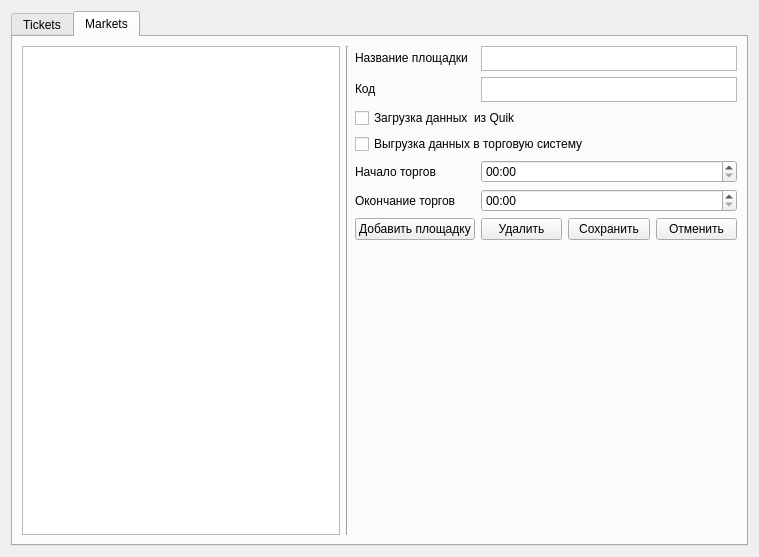
Old version of the form configwindow.ui in the repository albert-sergeev/FinLoader.
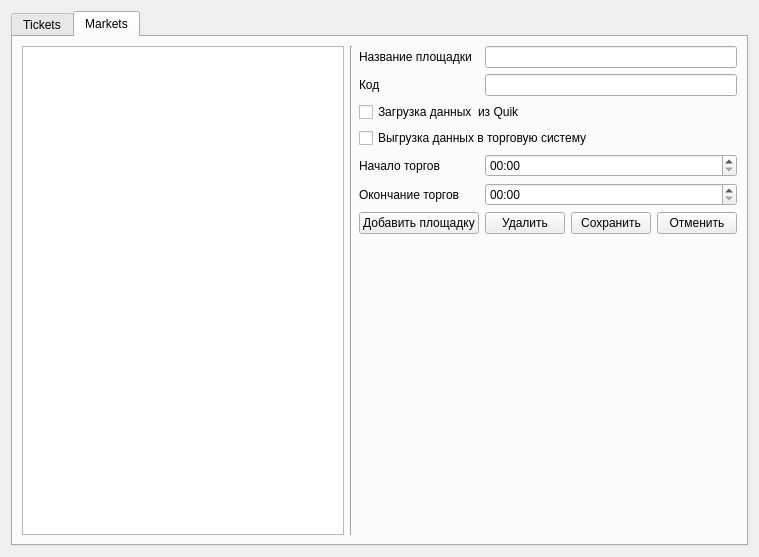
New version of the form.

Commit message: change configwindow QTextEdit to QLineEdit and same event tunes

The edit to the form file:
```diff
--- a/configwindow.ui
+++ b/configwindow.ui
@@ -79,37 +79,6 @@
              </property>
             </widget>
            </item>
-           <item row="0" column="1" colspan="3">
-            <widget class="QTextEdit" name="edName">
-             <property name="sizePolicy">
-              <sizepolicy hsizetype="Expanding" vsizetype="Fixed">
-               <horstretch>0</horstretch>
-               <verstretch>0</verstretch>
-              </sizepolicy>
-             </property>
-             <property name="maximumSize">
-              <size>
-               <width>16777215</width>
-               <height>25</height>
-              </size>
-             </property>
-             <property name="verticalScrollBarPolicy">
-              <enum>Qt::ScrollBarAlwaysOff</enum>
-             </property>
-             <property name="horizontalScrollBarPolicy">
-              <enum>Qt::ScrollBarAlwaysOff</enum>
-             </property>
-             <property name="tabChangesFocus">
-              <bool>true</bool>
-             </property>
-             <property name="documentTitle">
-              <string/>
-             </property>
-             <property name="placeholderText">
-              <string/>
-             </property>
-            </widget>
-           </item>
            <item row="1" column="0">
             <widget class="QLabel" name="label_6">
              <property name="sizePolicy">
@@ -123,31 +92,6 @@
              </property>
             </widget>
            </item>
-           <item row="1" column="1" colspan="3">
-            <widget class="QTextEdit" name="edSign">
-             <property name="sizePolicy">
-              <sizepolicy hsizetype="Expanding" vsizetype="Fixed">
-               <horstretch>0</horstretch>
-               <verstretch>0</verstretch>
-              </sizepolicy>
-             </property>
-             <property name="maximumSize">
-              <size>
-               <width>16777215</width>
-               <height>25</height>
-              </size>
-             </property>
-             <property name="verticalScrollBarPolicy">
-              <enum>Qt::ScrollBarAlwaysOff</enum>
-             </property>
-             <property name="horizontalScrollBarPolicy">
-              <enum>Qt::ScrollBarAlwaysOff</enum>
-             </property>
-             <property name="tabChangesFocus">
-              <bool>true</bool>
-             </property>
-            </widget>
-           </item>
            <item row="4" column="0">
             <widget class="QLabel" name="label_2">
              <property name="text">
@@ -230,6 +174,12 @@
              </property>
             </widget>
            </item>
+           <item row="1" column="1" colspan="3">
+            <widget class="QLineEdit" name="edSign"/>
+           </item>
+           <item row="0" column="1" colspan="3">
+            <widget class="QLineEdit" name="edName"/>
+           </item>
           </layout>
          </item>
          <item>
```
The commit also changes 3 other files.
